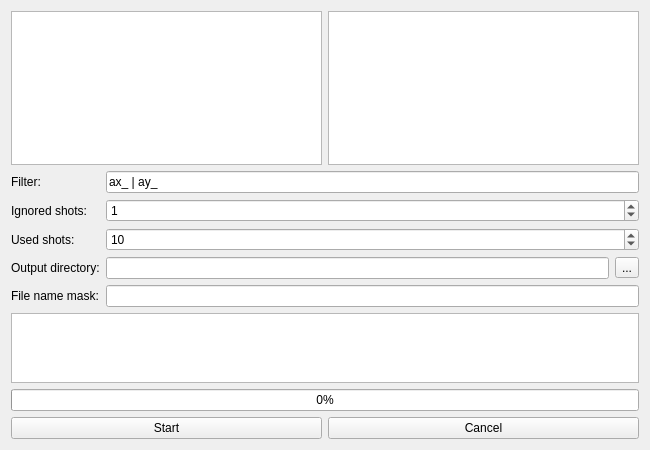
Old version of the form src/madgui/online/orm_measure.ui in the repository hibtc/madgui.
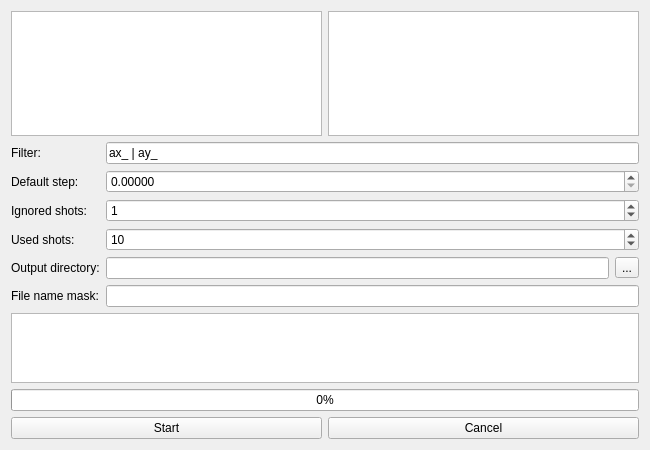
New version of the form. Custom widgets are drawn as their Qt base class.

Commit message:
Add control to set the default value
This also for the first time allows to disable fields by default for the
first time.

Diff of the .ui file:
```diff
--- a/src/madgui/online/orm_measure.ui
+++ b/src/madgui/online/orm_measure.ui
@@ -26,28 +26,28 @@
    </item>
    <item>
     <layout class="QFormLayout">
-     <item row="2" column="0">
+     <item row="3" column="0">
       <widget class="QLabel" name="label">
        <property name="text">
         <string>Ignored shots:</string>
        </property>
       </widget>
      </item>
-     <item row="2" column="1">
+     <item row="3" column="1">
       <widget class="QSpinBox" name="num_shots_wait">
        <property name="value">
         <number>1</number>
        </property>
       </widget>
      </item>
-     <item row="3" column="0">
+     <item row="4" column="0">
       <widget class="QLabel" name="label">
        <property name="text">
         <string>Used shots:</string>
        </property>
       </widget>
      </item>
-     <item row="3" column="1">
+     <item row="4" column="1">
       <widget class="QSpinBox" name="num_shots_use">
        <property name="minimum">
         <number>1</number>
@@ -57,14 +57,14 @@
        </property>
       </widget>
      </item>
-     <item row="4" column="0">
+     <item row="5" column="0">
       <widget class="QLabel" name="label">
        <property name="text">
         <string>Output directory:</string>
        </property>
       </widget>
      </item>
-     <item row="4" column="1">
+     <item row="5" column="1">
       <layout class="QHBoxLayout">
        <item>
         <widget class="QLineEdit" name="ctrl_dir">
@@ -82,14 +82,14 @@
        </item>
       </layout>
      </item>
-     <item row="5" column="0">
+     <item row="6" column="0">
       <widget class="QLabel" name="label">
        <property name="text">
         <string>File name mask:</string>
        </property>
       </widget>
      </item>
-     <item row="5" column="1">
+     <item row="6" column="1">
       <widget class="QLineEdit" name="ctrl_file">
        <property name="readOnly">
         <bool>true</bool>
@@ -110,6 +110,23 @@
        </property>
       </widget>
      </item>
+     <item row="2" column="0">
+      <widget class="QLabel" name="label_3">
+       <property name="text">
+        <string>Default step:</string>
+       </property>
+      </widget>
+     </item>
+     <item row="2" column="1">
+      <widget class="QDoubleSpinBox" name="ctrl_default">
+       <property name="decimals">
+        <number>5</number>
+       </property>
+       <property name="singleStep">
+        <double>0.000100000000000</double>
+       </property>
+      </widget>
+     </item>
     </layout>
    </item>
    <item>
```
The commit also changes 1 other file.
